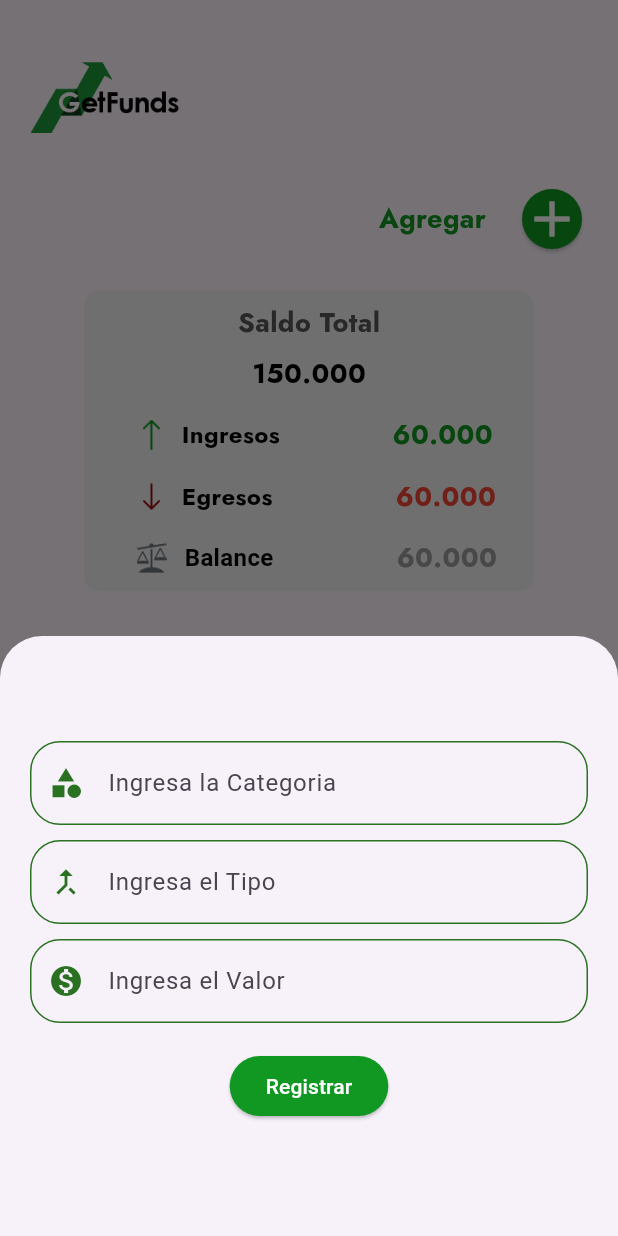
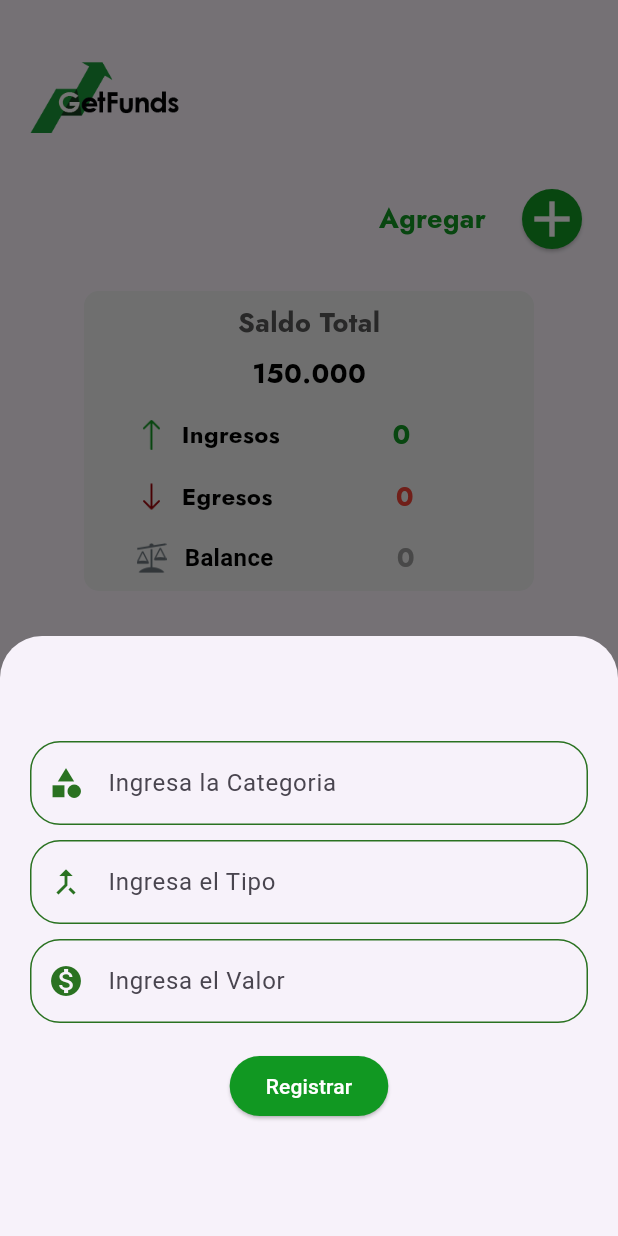
Before and after one commit to DPooL2004/GetFunds, a Flutter app: the home screen opened directly, after a tap on the "add" icon, on a phone screen of 412 x 824 dp. Run offline on Flutter 3.47's test engine with Material 3 defaults, Android fonts, the phone set to English and light mode, and no system bars; our stand-ins replace animated_splash_screen, cloud_firestore, firebase_auth, firebase_core, firebase_storage, fluttertoast and 2 more; accounts and stored records are empty; project files that could hold a hidden picture were left out.

```diff
--- a/lib/vistas/home.dart
+++ b/lib/vistas/home.dart
@@ -1,3 +1,4 @@
+import 'package:cloud_firestore/cloud_firestore.dart';
 import 'package:flutter/material.dart';
 import 'package:getfunds/colores.dart';
 import 'package:getfunds/componentes/modal_Home.dart';
@@ -12,7 +13,59 @@ class home extends StatefulWidget { // Make it StatefulWidget
   State<home> createState() => _HomeState(); // Create a State class
 }
 
-class _HomeState extends State<home> { // State class for Home
+class _HomeState extends State<home> {
+  int totalIngresos = 0;
+  int totalEgresos = 0;
+  int balance = 0;
+
+  @override
+  void initState() {
+    super.initState();
+    sumarIngresos();
+    sumarEgresos();
+  }
+
+  Future<void> sumarIngresos() async {
+    QuerySnapshot querySnapshot = await FirebaseFirestore.instance.collection('Registros').where('Tipo', isEqualTo: 'Ingreso').get();
+
+    int sumaIngresos = 0;
+
+    querySnapshot.docs.forEach((document) {
+      if (document.data() != null) {
+        dynamic data = document.data();
+        if (data['Valor'] != null) {
+          int? valorIngreso = data['Valor'] as int?;
+          if (valorIngreso != null) {
+            sumaIngresos += valorIngreso;
+          }
+        }
+      }
+    });
+
+    totalIngresos = sumaIngresos;
+  }
+
+  Future<void> sumarEgresos() async {
+    QuerySnapshot querySnapshot = await FirebaseFirestore.instance.collection('Registros').where('Tipo', isEqualTo: 'Egreso').get();
+
+    int sumaEgresos = 0;
+
+    querySnapshot.docs.forEach((document) {
+      if (document.data() != null) {
+        dynamic data = document.data();
+        if (data['Valor'] != null) {
+          int? valorIngreso = data['Valor'] as int?;
+          if (valorIngreso != null) {
+            sumaEgresos += valorIngreso;
+          }
+        }
+      }
+    });
+
+    totalEgresos = sumaEgresos;
+  }
+
+
   Modal_Home modal = Modal_Home();
   @override
   Widget build(BuildContext context) {
@@ -122,7 +175,7 @@ class _HomeState extends State<home> { // State class for Home
                         ),
                         Container(
                           margin: EdgeInsets.only(top: 15,left: 75),
-                          child: Text('60.000',
+                          child: Text('$totalIngresos',
                             style: TextStyle(
                                 color: colorPrincipal,
                                 fontWeight: FontWeight.bold,
@@ -158,7 +211,7 @@ class _HomeState extends State<home> { // State class for Home
                         ),
                         Container(
                           margin: EdgeInsets.only(top: 15,left: 82),
-                          child: Text('60.000',
+                          child: Text('$totalEgresos',
                             style: TextStyle(
                                 color: Colors.red,
                                 fontWeight: FontWeight.bold,
@@ -193,7 +246,7 @@ class _HomeState extends State<home> { // State class for Home
                         ),
                         Container(
                           margin: EdgeInsets.only(top: 15,left: 82),
-                          child: Text('60.000',
+                          child: Text('${totalIngresos - totalEgresos}',
                             style: TextStyle(
                                 color: Colors.grey,
                                 fontWeight: FontWeight.bold,
```
